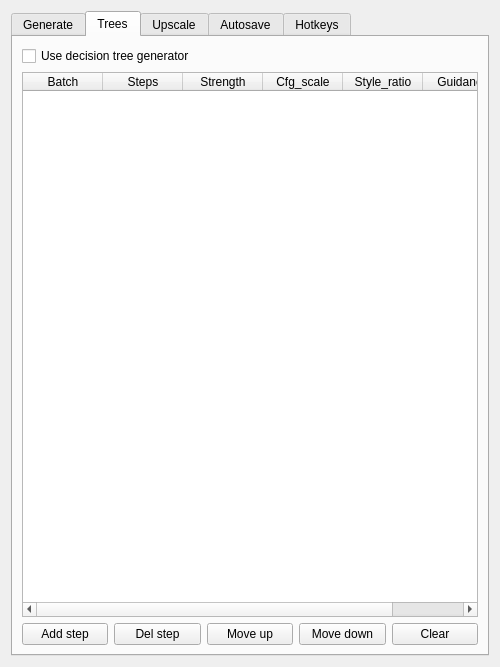
Before: the Qt Designer form sd_plugin/sdcfgdialog.ui in matrixsmaster/MILLA, drawn with Qt 5.
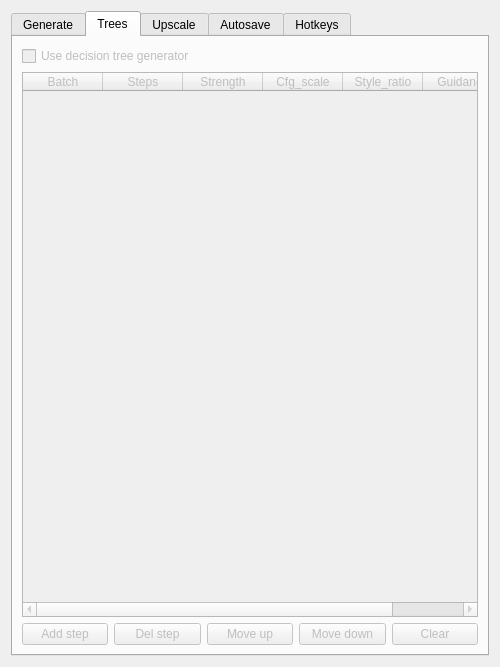
After: the same form once the commit is applied. The open tabs and pages were chosen to show the change. Icons and pictures are not drawn.

What changed in the file:
```diff
--- a/sd_plugin/sdcfgdialog.ui
+++ b/sd_plugin/sdcfgdialog.ui
@@ -439,6 +439,9 @@
       </layout>
      </widget>
      <widget class="QWidget" name="tabTrees">
+      <property name="enabled">
+       <bool>false</bool>
+      </property>
       <attribute name="title">
        <string>Trees</string>
       </attribute>
```
Left out of the diff: 2 changed lines with no effect on the pictures.
